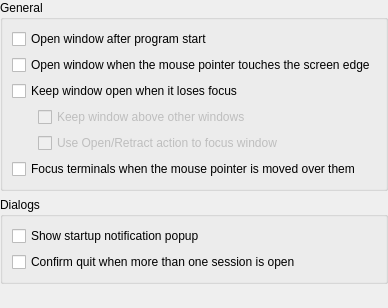
Qt form app/config/behaviorsettings.ui (KDE/yakuake) before a commit.
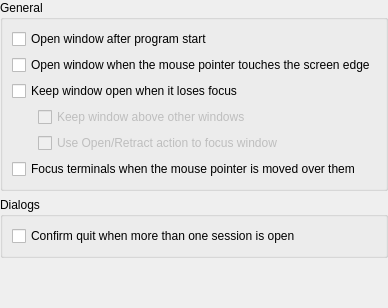
The same form after that commit.

What changed in the file:
```diff
--- a/app/config/behaviorsettings.ui
+++ b/app/config/behaviorsettings.ui
@@ -127,13 +127,6 @@
       <string comment="@title:group">Dialogs</string>
      </property>
      <layout class="QVBoxLayout">
-      <item>
-       <widget class="QCheckBox" name="kcfg_ShowPopup">
-        <property name="text">
-         <string comment="@option:check">Show startup notification popup</string>
-        </property>
-       </widget>
-      </item>
       <item>
        <widget class="QCheckBox" name="kcfg_ConfirmQuit">
         <property name="text">
```
